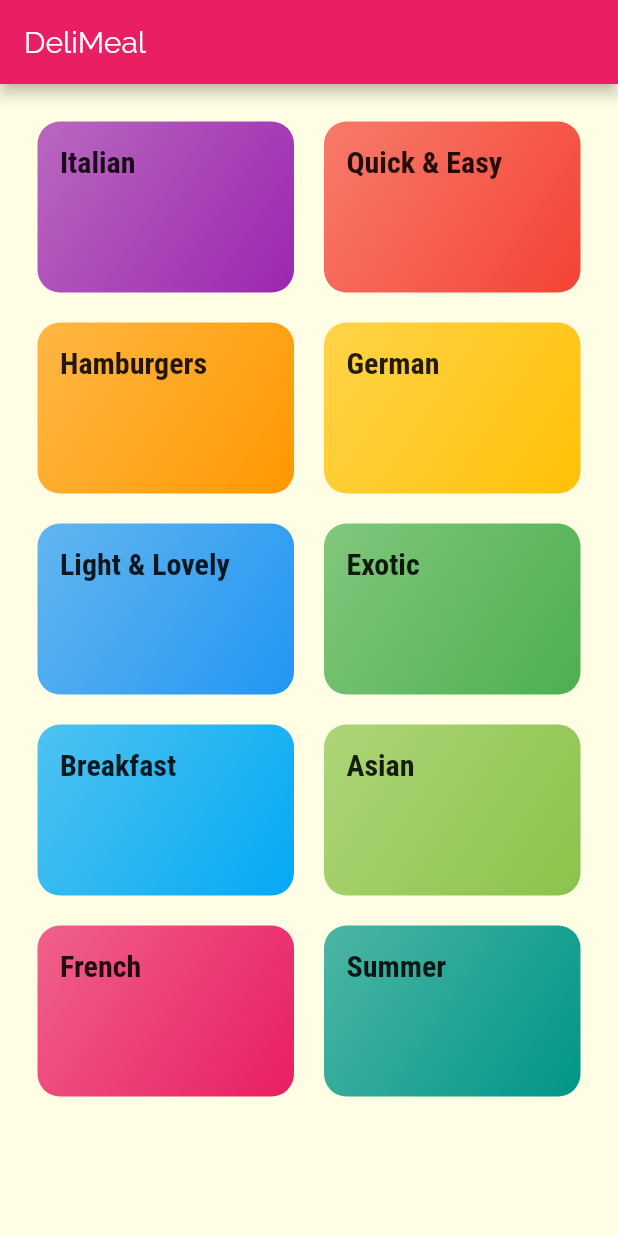
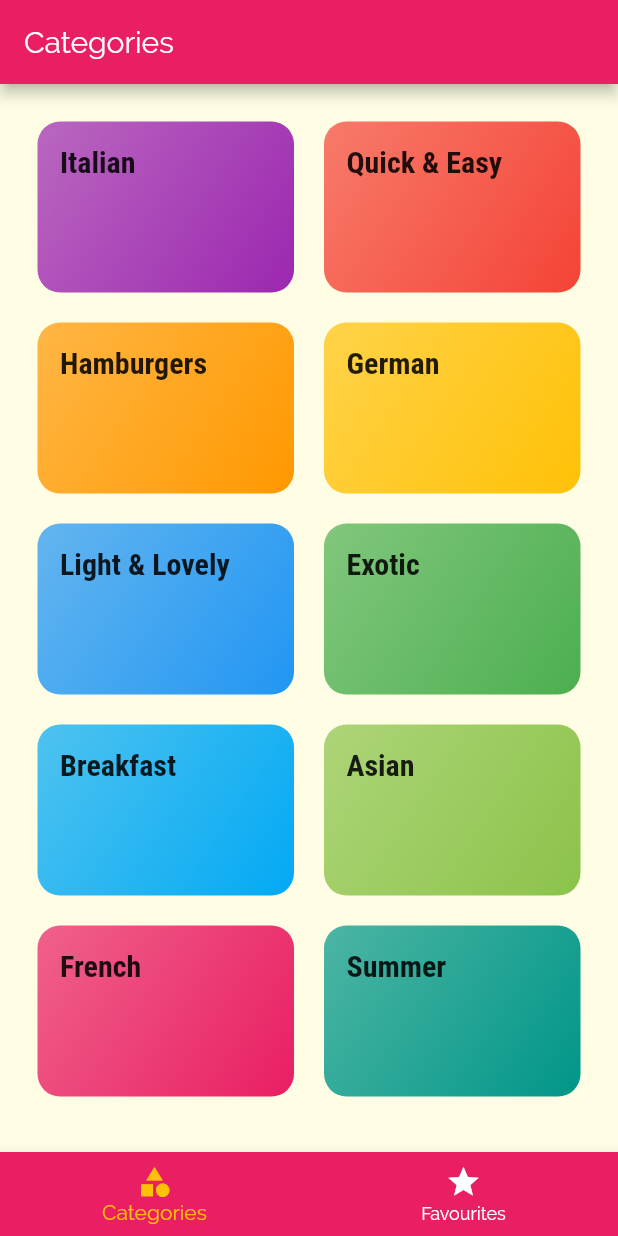
Before and after one commit to Sahajpal/MealsApp, a Flutter app: the screen it shows after launch, on a phone screen of 412 x 824 dp. Run offline on Flutter 3.47's test engine with Material 2 defaults, Android fonts, the phone set to English and light mode, and no system bars.

Commit message:
Implemented Tabs on Main screen

```diff
--- a/lib/main.dart
+++ b/lib/main.dart
@@ -1,4 +1,5 @@
 import 'package:flutter/material.dart';
+import './screens/tabs_screen.dart';
 
 import './screens/categories_screen.dart';
 import './screens/category_meals_screen.dart';
@@ -32,7 +33,7 @@ class MyApp extends StatelessWidget {
             )),
       ),
       routes: {
-        '/': (ctx) => CategoriesScreen(),
+        '/': (ctx) => TabsScreen(),
         CategoryMealsScreen.routeName: (ctx) => CategoryMealsScreen(),
         MealDetailScreen.routeName: (ctx) => MealDetailScreen(),
       },
--- a/lib/screens/categories_screen.dart
+++ b/lib/screens/categories_screen.dart
@@ -6,11 +6,7 @@ import '../widgets/category_item.dart';
 class CategoriesScreen extends StatelessWidget {
   @override
   Widget build(BuildContext context) {
-    return Scaffold(
-      appBar: AppBar(
-        title: const Text('DeliMeal'),
-      ),
-      body: GridView(
+    return GridView(
       padding: const EdgeInsets.all(25),
       children: DUMMY_CATEGORIES
           .map(
@@ -27,7 +23,6 @@ class CategoriesScreen extends StatelessWidget {
         crossAxisSpacing: 20,
         mainAxisSpacing: 20,
       ),
-      ),
     );
   }
 }
--- /dev/null
+++ b/lib/screens/favourites_screen.dart
@@ -0,0 +1,10 @@
+import 'package:flutter/material.dart';
+
+class FavouritesScreen extends StatelessWidget {
+  @override
+  Widget build(BuildContext context) {
+    return Center(
+      child: Text('The Favourites'),
+    );
+  }
+}
--- /dev/null
+++ b/lib/screens/tabs_screen.dart
@@ -0,0 +1,52 @@
+import 'package:flutter/material.dart';
+import './categories_screen.dart';
+import './favourites_screen.dart';
+
+class TabsScreen extends StatefulWidget {
+  @override
+  _TabsScreenState createState() => _TabsScreenState();
+}
+
+class _TabsScreenState extends State<TabsScreen> {
+  final List<Map<String, Object>> _pages = [
+    {'page': CategoriesScreen(), 'title': 'Categories',},
+    {'page': FavouritesScreen(), 'title': 'Your Favourites',},
+  ];
+  int _selectedPageIndex = 0;
+
+  void _selectPage(int index){
+    setState(() {
+      _selectedPageIndex = index;
+    });
+  }
+
+  @override
+  Widget build(BuildContext context) {
+    return Scaffold(
+      appBar: AppBar(
+        title: Text(_pages[_selectedPageIndex]['title']),
+      ),
+      body: _pages[_selectedPageIndex]['page'],
+      bottomNavigationBar: BottomNavigationBar(
+        onTap: _selectPage,
+        backgroundColor: Theme.of(context).primaryColor,
+        unselectedItemColor: Colors.white,
+        selectedItemColor: Theme.of(context).accentColor,
+
+        currentIndex: _selectedPageIndex,
+        items: [
+          BottomNavigationBarItem(
+            backgroundColor: Theme.of(context).primaryColor,
+            icon: Icon(Icons.category),
+            label: 'Categories',
+          ),
+          BottomNavigationBarItem(
+            backgroundColor: Theme.of(context).primaryColor,
+            icon: Icon(Icons.star),
+            label: 'Favourites',
+          ),
+        ],
+      ),
+    );
+  }
+}
```
Lines whose indentation alone changed are shown as unchanged.
